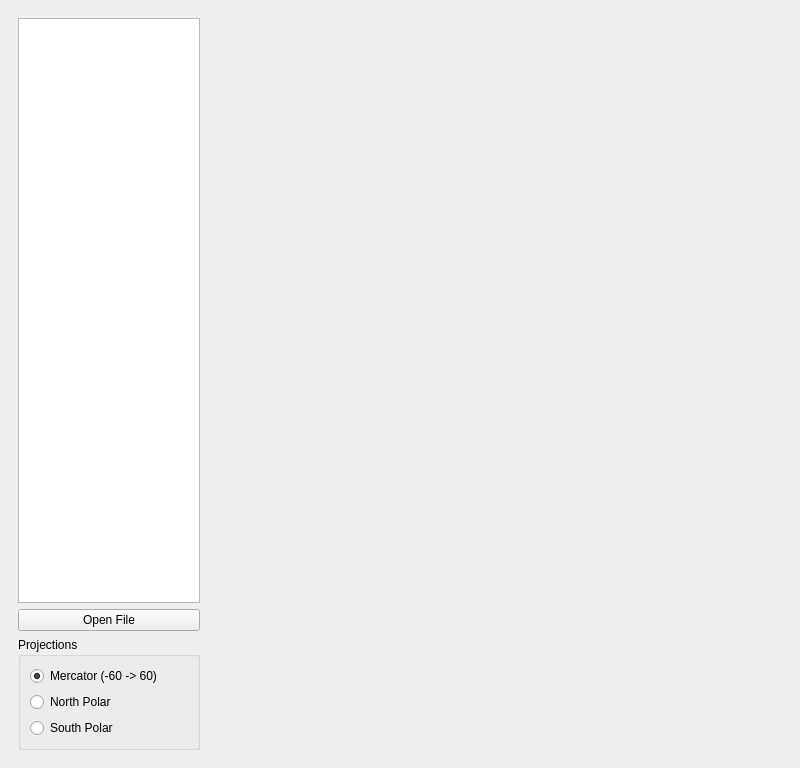
jay-hennen/env_viewer, file env_viewer.ui: the form before one commit.
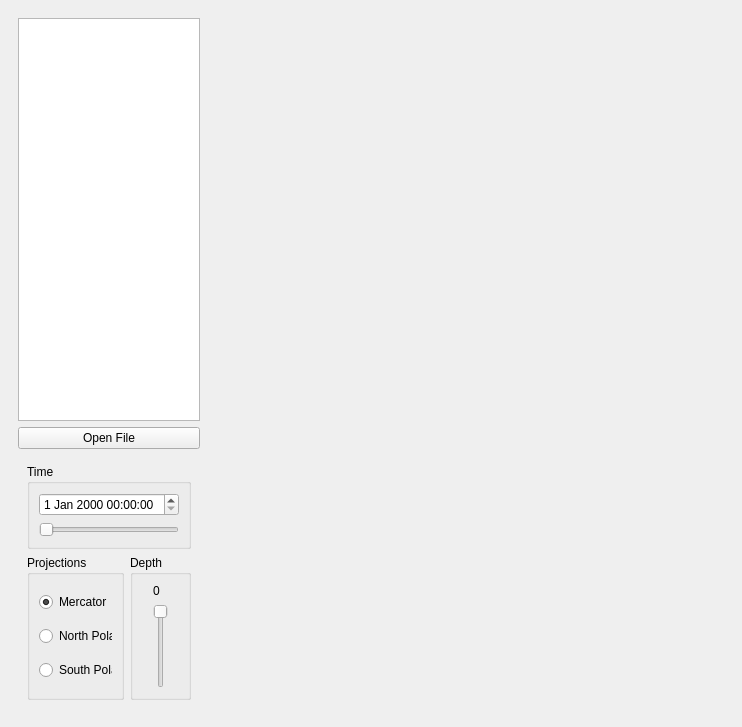
The form after the commit.

Patch:
```diff
--- a/env_viewer.ui
+++ b/env_viewer.ui
@@ -6,8 +6,8 @@
    <rect>
     <x>0</x>
     <y>0</y>
-    <width>800</width>
-    <height>768</height>
+    <width>742</width>
+    <height>727</height>
    </rect>
   </property>
   <property name="baseSize">
@@ -55,6 +55,9 @@
           </widget>
          </item>
          <item>
+          <widget class="QWidget" name="widget_2" native="true">
+           <layout class="QGridLayout" name="gridLayout_2">
+            <item row="1" column="0">
           <widget class="QGroupBox" name="groupBox">
            <property name="enabled">
             <bool>true</bool>
@@ -74,11 +77,14 @@
            <property name="title">
             <string>Projections</string>
            </property>
+              <property name="checkable">
+               <bool>false</bool>
+              </property>
            <layout class="QVBoxLayout" name="verticalLayout_4">
             <item>
              <widget class="QRadioButton" name="merc_proj_btn">
               <property name="text">
-               <string>Mercator (-60 -&gt; 60)</string>
+                  <string>Mercator</string>
               </property>
               <property name="checked">
                <bool>true</bool>
@@ -108,6 +114,66 @@
            </layout>
           </widget>
          </item>
+            <item row="1" column="1">
+             <widget class="QGroupBox" name="groupBox_3">
+              <property name="enabled">
+               <bool>true</bool>
+              </property>
+              <property name="title">
+               <string>Depth</string>
+              </property>
+              <layout class="QGridLayout" name="gridLayout_3">
+               <item row="1" column="0">
+                <widget class="QSlider" name="depth_slider">
+                 <property name="sizePolicy">
+                  <sizepolicy hsizetype="Fixed" vsizetype="Preferred">
+                   <horstretch>0</horstretch>
+                   <verstretch>0</verstretch>
+                  </sizepolicy>
+                 </property>
+                 <property name="sliderPosition">
+                  <number>0</number>
+                 </property>
+                 <property name="orientation">
+                  <enum>Qt::Vertical</enum>
+                 </property>
+                 <property name="invertedAppearance">
+                  <bool>true</bool>
+                 </property>
+                </widget>
+               </item>
+               <item row="0" column="0">
+                <widget class="QLabel" name="depth_val_txt">
+                 <property name="text">
+                  <string>0</string>
+                 </property>
+                </widget>
+               </item>
+              </layout>
+             </widget>
+            </item>
+            <item row="0" column="0" colspan="2">
+             <widget class="QGroupBox" name="groupBox_2">
+              <property name="title">
+               <string>Time</string>
+              </property>
+              <layout class="QVBoxLayout" name="verticalLayout_2">
+               <item>
+                <widget class="QDateTimeEdit" name="date_time_box"/>
+               </item>
+               <item>
+                <widget class="QSlider" name="time_step_slider">
+                 <property name="orientation">
+                  <enum>Qt::Horizontal</enum>
+                 </property>
+                </widget>
+               </item>
+              </layout>
+             </widget>
+            </item>
+           </layout>
+          </widget>
+         </item>
         </layout>
        </widget>
       </item>
```
Left out of the diff: 19 changed lines with no effect on the pictures. Lines whose indentation alone changed are shown as unchanged.
